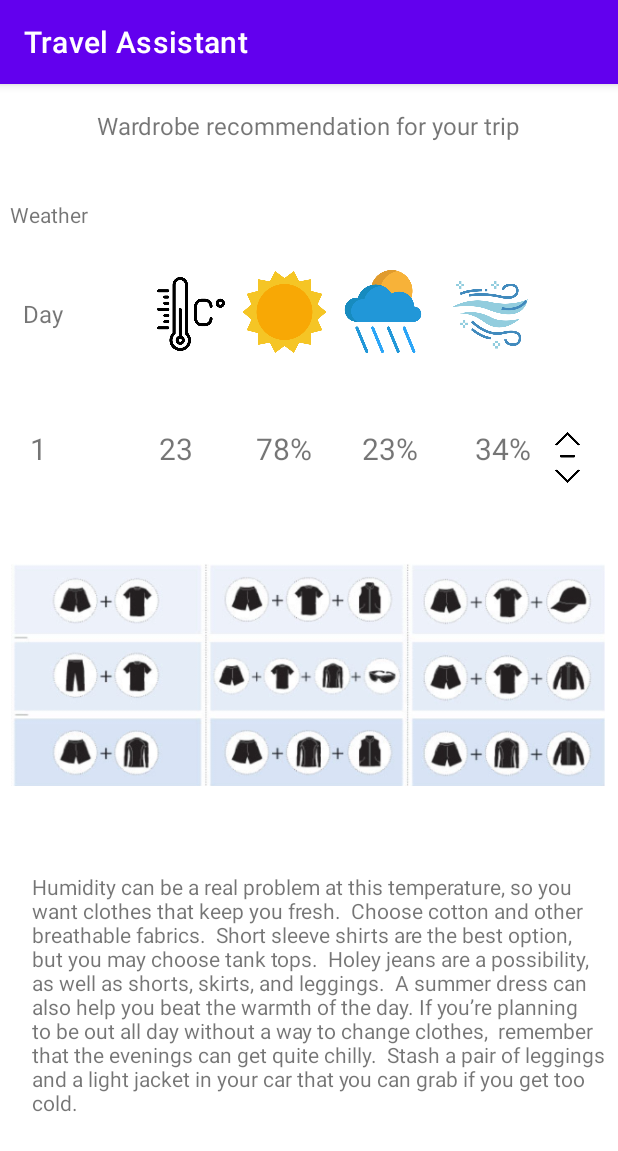
After one commit to iuliandreea/UID2021_TravelAssistant, an Android app: the WardrobeActivity screen opened directly, with no data from a screen before it, on a phone screen of 412 x 824 dp. The commit adds this screen. Shown: the top 1151 px of the screen. Run offline under Robolectric (Android 15) with nearby library versions, the phone set to English and light mode, and no system bars.

Commit message:
add wardrobe_page

```diff
--- a/app/build.gradle
+++ b/app/build.gradle
@@ -39,6 +39,7 @@ dependencies {
     implementation 'androidx.constraintlayout:constraintlayout:2.1.1'
     implementation 'androidx.navigation:navigation-fragment-ktx:2.3.5'
     implementation 'androidx.navigation:navigation-ui-ktx:2.3.5'
+    implementation 'com.squareup.retrofit2:converter-gson:2.9.0'
     testImplementation 'junit:junit:4.+'
     androidTestImplementation 'androidx.test.ext:junit:1.1.3'
     androidTestImplementation 'androidx.test.espresso:espresso-core:3.4.0'
--- a/app/src/main/AndroidManifest.xml
+++ b/app/src/main/AndroidManifest.xml
@@ -9,6 +9,9 @@
         android:roundIcon="@mipmap/ic_launcher_round"
         android:supportsRtl="true"
         android:theme="@style/Theme.TravelAssistant">
+        <activity
+            android:name=".WardrobeActivity"
+            android:exported="false" />
         <activity
             android:name=".MainActivity"
             android:exported="true">
--- a/app/src/main/java/com/example/travelassistant/ExploreFragment.kt
+++ b/app/src/main/java/com/example/travelassistant/ExploreFragment.kt
@@ -1,10 +1,17 @@
 package com.example.travelassistant
 
+import android.app.AlertDialog
+import android.content.DialogInterface
+import android.content.Intent
 import android.os.Bundle
 import android.view.LayoutInflater
 import android.view.View
 import android.view.ViewGroup
+import android.widget.Button
+import android.widget.EditText
 import androidx.fragment.app.Fragment
+import java.text.SimpleDateFormat
+import java.util.*
 
 // TODO: Rename parameter arguments, choose names that match
 // the fragment initialization parameters, e.g. ARG_ITEM_NUMBER
@@ -36,9 +43,19 @@ class ExploreFragment : Fragment() {
         savedInstanceState: Bundle?
     ): View? {
         val views = inflater.inflate(R.layout.fragment_explore, container, false)
+        val findViewById = views.findViewById<Button>(R.id.button3)
+
+
+        findViewById?.setOnClickListener(object : View.OnClickListener {
+
+            override fun onClick(view: View?) {
+                val intent = Intent(context, WardrobeActivity::class.java)
+                validateInput(views, intent);
+            }
+        })
+//        // Inflate the layout for this fragment
         return views
     }
-
 
     companion object {
         /**
@@ -60,4 +77,64 @@ class ExploreFragment : Fragment() {
             }
     }
 
+    fun displayErrorMessage(message: String) {
+        val dialogClickListener =
+            DialogInterface.OnClickListener { dialog, which ->
+                when (which) {
+                    DialogInterface.BUTTON_POSITIVE -> {
+                    }
+                    DialogInterface.BUTTON_NEGATIVE -> {
+
+                    }
+                }
+            }
+        println(message)
+        val builder: AlertDialog.Builder = AlertDialog.Builder(context)
+        builder.setMessage(message)
+            .setPositiveButton("OK", dialogClickListener)
+            .show()
+    }
+
+    fun validateInput(views: View, intent: Intent) {
+        val dateStr = views.findViewById<EditText>(R.id.checkIn)
+        val dateStr1 = views.findViewById<EditText>(R.id.checkOut)
+        val destination = views.findViewById<EditText>(R.id.destination)
+        val dest = destination.text.toString()
+        if (dest.equals("Destination") || dest.trim().equals("")) {
+
+            displayErrorMessage("Invalid Destination!")
+
+        } else {
+
+            var formatter = SimpleDateFormat("dd.MM.yyyy", Locale.getDefault())
+            try {
+
+                val date = formatter.parse(dateStr.text.toString())
+                if (dateStr.text.toString().length != 10) {
+
+                    displayErrorMessage("Invalid date in")
+
+                } else {
+                    println(date.toString())
+
+                    if (dateStr1.text.toString().length != 10) {
+
+                        displayErrorMessage("Invalid date out")
+
+                    } else {
+                        try {
+                            val date1 = formatter.parse(dateStr1.text.toString())
+                            println(date1.toString())
+                            startActivity(intent)
+                        } catch (e: Exception) {
+                            displayErrorMessage("invalid date out")
+                        }
+                    }
+                }
+            } catch (e: Exception) {
+                displayErrorMessage("invalid date in")
+            }
+
+        }
+    }
 }
--- /dev/null
+++ b/app/src/main/java/com/example/travelassistant/WardrobeActivity.kt
@@ -0,0 +1,28 @@
+package com.example.travelassistant
+
+import android.os.Bundle
+import android.widget.ListView
+import androidx.appcompat.app.AppCompatActivity
+import androidx.recyclerview.widget.LinearLayoutManager
+import androidx.recyclerview.widget.RecyclerView
+
+class WardrobeActivity : AppCompatActivity() {
+    override fun onCreate(savedInstanceState: Bundle?) {
+        var listView: ListView
+        super.onCreate(savedInstanceState)
+        setContentView(R.layout.activity_wardrobe)
+
+        val recyclerView: RecyclerView = findViewById(R.id.weather_recycler)
+        val recyclerAdapter: WeatherRecyclerAdapter = WeatherRecyclerAdapter(this)
+        recyclerView.adapter = recyclerAdapter
+        val listOfItems: List<Weather> =
+            listOf(Weather(1, 23, "23%", "78%", "34%"),
+                   Weather(2, 26, "29%", "75%", "23%"),
+                   Weather(3, 24, "30%", "73%", "31%"),
+                   Weather(4, 27, "14%", "68%", "37%")
+                )
+        recyclerAdapter.setWeatherListItems(listOfItems)
+        recyclerView.layoutManager = LinearLayoutManager(this);
+
+    }
+}
--- /dev/null
+++ b/app/src/main/java/com/example/travelassistant/Weather.kt
@@ -0,0 +1,10 @@
+package com.example.travelassistant
+
+data class Weather(
+    var id: Int,
+    var grade: Int,
+    var rain: String,
+    var sun: String,
+    var wind: String
+) {
+}
--- /dev/null
+++ b/app/src/main/java/com/example/travelassistant/WeatherRecyclerAdapter.kt
@@ -0,0 +1,44 @@
+package com.example.travelassistant
+
+import android.content.Context
+import android.view.LayoutInflater
+import android.view.View
+import android.view.ViewGroup
+import android.widget.TextView
+import androidx.recyclerview.widget.RecyclerView
+
+class WeatherRecyclerAdapter(val context: Context) : RecyclerView.Adapter<WeatherRecyclerAdapter.MyViewHolder>() {
+    var weatherList: List<Weather> = listOf()
+
+    class MyViewHolder(itemView: View?) : RecyclerView.ViewHolder(itemView!!) {
+        val day: TextView = itemView!!.findViewById(R.id.dayID)
+        val rain: TextView = itemView!!.findViewById(R.id.rainID)
+        val wind: TextView = itemView!!.findViewById(R.id.windID)
+        val sun: TextView = itemView!!.findViewById(R.id.sunID)
+        val grade: TextView = itemView!!.findViewById(R.id.gradeID)
+
+    }
+
+    override fun onCreateViewHolder(parent: ViewGroup, viewType: Int): MyViewHolder {
+        val view =
+            LayoutInflater.from(parent.context).inflate(R.layout.content_weather, parent, false)
+        return MyViewHolder(view)
+    }
+
+    override fun onBindViewHolder(holder: MyViewHolder, position: Int) {
+        holder.day.text = weatherList.get(position).id.toString()
+        holder.sun.text = weatherList.get(position).sun
+        holder.rain.text = weatherList.get(position).rain
+        holder.wind.text = weatherList.get(position).wind
+        holder.grade.text = weatherList.get(position).grade.toString()
+    }
+
+    override fun getItemCount(): Int {
+        return weatherList.size
+    }
+
+    fun setWeatherListItems(questionsList: List<Weather>) {
+        this.weatherList = questionsList;
+        notifyDataSetChanged()
+    }
+}
--- /dev/null
+++ b/app/src/main/res/layout/activity_wardrobe.xml
@@ -0,0 +1,145 @@
+<?xml version="1.0" encoding="utf-8"?>
+<androidx.constraintlayout.widget.ConstraintLayout xmlns:android="http://schemas.android.com/apk/res/android"
+    xmlns:app="http://schemas.android.com/apk/res-auto"
+    xmlns:tools="http://schemas.android.com/tools"
+    android:layout_width="match_parent"
+    android:layout_height="match_parent"
+    tools:context=".WardrobeActivity">
+
+    <TextView
+        android:id="@+id/textView4"
+        android:layout_width="wrap_content"
+        android:layout_height="wrap_content"
+        android:text="Wardrobe recommendation for your trip"
+        android:textSize="16sp"
+        app:layout_constraintBottom_toBottomOf="parent"
+        app:layout_constraintEnd_toEndOf="parent"
+        app:layout_constraintHorizontal_bias="0.496"
+        app:layout_constraintStart_toStartOf="parent"
+        app:layout_constraintTop_toTopOf="parent"
+        app:layout_constraintVertical_bias="0.022" />
+
+    <ImageView
+        android:id="@+id/imageView"
+        android:layout_width="49dp"
+        android:layout_height="56dp"
+        app:layout_constraintBottom_toBottomOf="parent"
+        app:layout_constraintEnd_toEndOf="parent"
+        app:layout_constraintHorizontal_bias="0.284"
+        app:layout_constraintStart_toStartOf="parent"
+        app:layout_constraintTop_toTopOf="parent"
+        app:layout_constraintVertical_bias="0.176"
+        app:srcCompat="@drawable/celsius" />
+
+    <ImageView
+        android:id="@+id/imageView3"
+        android:layout_width="60dp"
+        android:layout_height="55dp"
+        app:layout_constraintBottom_toBottomOf="parent"
+        app:layout_constraintEnd_toEndOf="parent"
+        app:layout_constraintHorizontal_bias="0.641"
+        app:layout_constraintStart_toStartOf="parent"
+        app:layout_constraintTop_toTopOf="parent"
+        app:layout_constraintVertical_bias="0.174"
+        app:srcCompat="@drawable/rain" />
+
+    <ImageView
+        android:id="@+id/imageView5"
+        android:layout_width="58dp"
+        android:layout_height="56dp"
+        app:layout_constraintBottom_toBottomOf="parent"
+        app:layout_constraintEnd_toEndOf="parent"
+        app:layout_constraintHorizontal_bias="0.453"
+        app:layout_constraintStart_toStartOf="parent"
+        app:layout_constraintTop_toTopOf="parent"
+        app:layout_constraintVertical_bias="0.174"
+        app:srcCompat="@drawable/sun" />
+
+    <ImageView
+        android:id="@+id/imageView6"
+        android:layout_width="56dp"
+        android:layout_height="55dp"
+        app:layout_constraintBottom_toBottomOf="parent"
+        app:layout_constraintEnd_toEndOf="parent"
+        app:layout_constraintHorizontal_bias="0.839"
+        app:layout_constraintStart_toStartOf="parent"
+        app:layout_constraintTop_toTopOf="parent"
+        app:layout_constraintVertical_bias="0.176"
+        app:srcCompat="@drawable/wind" />
+
+    <TextView
+        android:id="@+id/textView7"
+        android:layout_width="56dp"
+        android:layout_height="39dp"
+        android:text="Day"
+        android:textAlignment="center"
+        android:textSize="16sp"
+        app:layout_constraintBottom_toBottomOf="parent"
+        app:layout_constraintEnd_toEndOf="parent"
+        app:layout_constraintHorizontal_bias="0.0"
+        app:layout_constraintStart_toStartOf="parent"
+        app:layout_constraintTop_toTopOf="parent"
+        app:layout_constraintVertical_bias="0.195" />
+
+    <androidx.recyclerview.widget.RecyclerView
+        android:id="@+id/weather_recycler"
+        android:layout_width="401dp"
+        android:layout_height="57dp"
+        android:layout_marginStart="16dp"
+        android:layout_marginEnd="32dp"
+        app:layout_constraintBottom_toBottomOf="parent"
+        app:layout_constraintEnd_toEndOf="parent"
+        app:layout_constraintHorizontal_bias="0.358"
+        app:layout_constraintStart_toStartOf="parent"
+        app:layout_constraintTop_toTopOf="parent"
+        app:layout_constraintVertical_bias="0.319" />
+
+    <ImageView
+        android:id="@+id/imageView7"
+        android:layout_width="35dp"
+        android:layout_height="66dp"
+        app:layout_constraintBottom_toBottomOf="parent"
+        app:layout_constraintEnd_toEndOf="parent"
+        app:layout_constraintHorizontal_bias="0.957"
+        app:layout_constraintStart_toStartOf="parent"
+        app:layout_constraintTop_toTopOf="parent"
+        app:layout_constraintVertical_bias="0.308"
+        app:srcCompat="@drawable/scroll_icon" />
+
+    <TextView
+        android:id="@+id/textView8"
+        android:layout_width="383dp"
+        android:layout_height="206dp"
+        android:text="Humidity can be a real problem at this temperature, so you want clothes that keep you fresh.  Choose cotton and other breathable fabrics.  Short sleeve shirts are the best option, but you may choose tank tops.  Holey jeans are a possibility, as well as shorts, skirts, and leggings.  A summer dress can also help you beat the warmth of the day. If you’re planning to be out all day without a way to change clothes,  remember that the evenings can get quite chilly.  Stash a pair of leggings and a light jacket in your car that you can grab if you get too cold."
+        app:layout_constraintBottom_toBottomOf="parent"
+        app:layout_constraintEnd_toEndOf="parent"
+        app:layout_constraintHorizontal_bias="0.75"
+        app:layout_constraintStart_toStartOf="parent"
+        app:layout_constraintTop_toTopOf="parent"
+        app:layout_constraintVertical_bias="0.935" />
+
+    <ImageView
+        android:id="@+id/imageView8"
+        android:layout_width="396dp"
+        android:layout_height="187dp"
+        app:layout_constraintBottom_toBottomOf="parent"
+        app:layout_constraintEnd_toEndOf="parent"
+        app:layout_constraintHorizontal_bias="0.466"
+        app:layout_constraintStart_toStartOf="parent"
+        app:layout_constraintTop_toTopOf="parent"
+        app:layout_constraintVertical_bias="0.516"
+        app:srcCompat="@drawable/clothes" />
+
+    <TextView
+        android:id="@+id/textView10"
+        android:layout_width="wrap_content"
+        android:layout_height="wrap_content"
+        android:text="Weather"
+        app:layout_constraintBottom_toBottomOf="parent"
+        app:layout_constraintEnd_toEndOf="parent"
+        app:layout_constraintHorizontal_bias="0.019"
+        app:layout_constraintStart_toStartOf="parent"
+        app:layout_constraintTop_toTopOf="parent"
+        app:layout_constraintVertical_bias="0.103" />
+
+</androidx.constraintlayout.widget.ConstraintLayout>
--- /dev/null
+++ b/app/src/main/res/layout/content_weather.xml
@@ -0,0 +1,72 @@
+<?xml version="1.0" encoding="utf-8"?>
+<androidx.constraintlayout.widget.ConstraintLayout xmlns:android="http://schemas.android.com/apk/res/android"
+    xmlns:app="http://schemas.android.com/apk/res-auto"
+    xmlns:tools="http://schemas.android.com/tools"
+    android:layout_width="match_parent"
+    android:layout_height="match_parent">
+
+    <TextView
+        android:id="@+id/dayID"
+        android:layout_width="wrap_content"
+        android:layout_height="wrap_content"
+        android:text="TextView"
+        android:textSize="20sp"
+        app:layout_constraintBottom_toBottomOf="parent"
+        app:layout_constraintEnd_toEndOf="parent"
+        app:layout_constraintHorizontal_bias="0.045"
+        app:layout_constraintStart_toStartOf="parent"
+        app:layout_constraintTop_toTopOf="parent"
+        app:layout_constraintVertical_bias="0.085" />
+
+    <TextView
+        android:id="@+id/gradeID"
+        android:layout_width="wrap_content"
+        android:layout_height="wrap_content"
+        android:text="TextView"
+        android:textSize="20sp"
+        app:layout_constraintBottom_toBottomOf="parent"
+        app:layout_constraintEnd_toEndOf="parent"
+        app:layout_constraintHorizontal_bias="0.273"
+        app:layout_constraintStart_toStartOf="parent"
+        app:layout_constraintTop_toTopOf="parent"
+        app:layout_constraintVertical_bias="0.085" />
+
+    <TextView
+        android:id="@+id/sunID"
+        android:layout_width="wrap_content"
+        android:layout_height="wrap_content"
+        android:text="TextView"
+        android:textSize="20sp"
+        app:layout_constraintBottom_toBottomOf="parent"
+        app:layout_constraintEnd_toEndOf="parent"
+        app:layout_constraintHorizontal_bias="0.462"
+        app:layout_constraintStart_toStartOf="parent"
+        app:layout_constraintTop_toTopOf="parent"
+        app:layout_constraintVertical_bias="0.085" />
+
+    <TextView
+        android:id="@+id/rainID"
+        android:layout_width="wrap_content"
+        android:layout_height="wrap_content"
+        android:text="TextView"
+        android:textSize="20sp"
+        app:layout_constraintBottom_toBottomOf="parent"
+        app:layout_constraintEnd_toEndOf="parent"
+        app:layout_constraintHorizontal_bias="0.656"
+        app:layout_constraintStart_toStartOf="parent"
+        app:layout_constraintTop_toTopOf="parent"
+        app:layout_constraintVertical_bias="0.085" />
+
+    <TextView
+        android:id="@+id/windID"
+        android:layout_width="87dp"
+        android:layout_height="27dp"
+        android:text="TextView"
+        android:textSize="20sp"
+        app:layout_constraintBottom_toBottomOf="parent"
+        app:layout_constraintEnd_toEndOf="parent"
+        app:layout_constraintHorizontal_bias="1.0"
+        app:layout_constraintStart_toStartOf="parent"
+        app:layout_constraintTop_toTopOf="parent"
+        app:layout_constraintVertical_bias="0.085" />
+</androidx.constraintlayout.widget.ConstraintLayout>
--- a/app/src/main/res/layout/fragment_explore.xml
+++ b/app/src/main/res/layout/fragment_explore.xml
@@ -7,7 +7,7 @@
     tools:context=".ExploreFragment">
 
     <EditText
-        android:id="@+id/editTextTextPersonName2"
+        android:id="@+id/destination"
         android:layout_width="347dp"
         android:layout_height="41dp"
         android:layout_marginTop="24dp"
@@ -24,18 +24,18 @@
         android:layout_height="40dp"
         android:layout_marginStart="32dp"
         android:layout_marginTop="16dp"
-        android:text="CheckIn"
+        android:text="DateIn"
         android:textSize="16sp"
         app:layout_constraintEnd_toStartOf="@+id/checkIn"
         app:layout_constraintHorizontal_bias="0.0"
         app:layout_constraintStart_toStartOf="parent"
-        app:layout_constraintTop_toBottomOf="@+id/editTextTextPersonName2" />
+        app:layout_constraintTop_toBottomOf="@+id/destination" />
 
     <TextView
         android:id="@+id/textView6"
         android:layout_width="78dp"
         android:layout_height="40dp"
-        android:text="CheckOut"
+        android:text="DateOut"
         android:textSize="16sp"
         app:layout_constraintEnd_toStartOf="@+id/checkOut"
         app:layout_constraintHorizontal_bias="0.551"
@@ -53,7 +53,7 @@
         app:layout_constraintEnd_toEndOf="parent"
         app:layout_constraintHorizontal_bias="0.564"
         app:layout_constraintStart_toStartOf="parent"
-        app:layout_constraintTop_toBottomOf="@+id/editTextTextPersonName2" />
+        app:layout_constraintTop_toBottomOf="@+id/destination" />
 
     <EditText
         android:id="@+id/checkOut"
--- a/build.gradle
+++ b/build.gradle
@@ -6,7 +6,7 @@ buildscript {
     }
     dependencies {
         classpath "com.android.tools.build:gradle:7.0.3"
-        classpath "org.jetbrains.kotlin:kotlin-gradle-plugin:1.5.20"
+        classpath 'org.jetbrains.kotlin:kotlin-gradle-plugin:1.6.0'
 
         // NOTE: Do not place your application dependencies here; they belong
         // in the individual module build.gradle files
```
Also changed, not shown: app/src/main/res/drawable/celsius.png (added), app/src/main/res/drawable/clothes.png (added), app/src/main/res/drawable/rain.png (added), app/src/main/res/drawable/scroll_icon.png (added), app/src/main/res/drawable/sun.png (added), app/src/main/res/drawable/wind.png (added).
